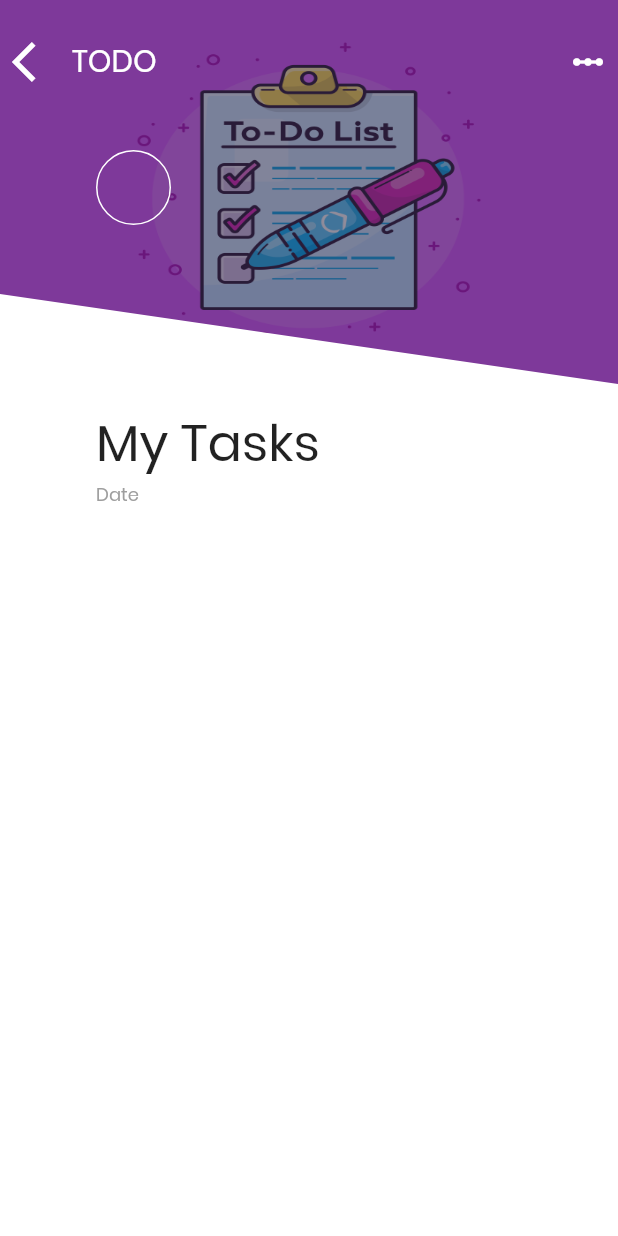
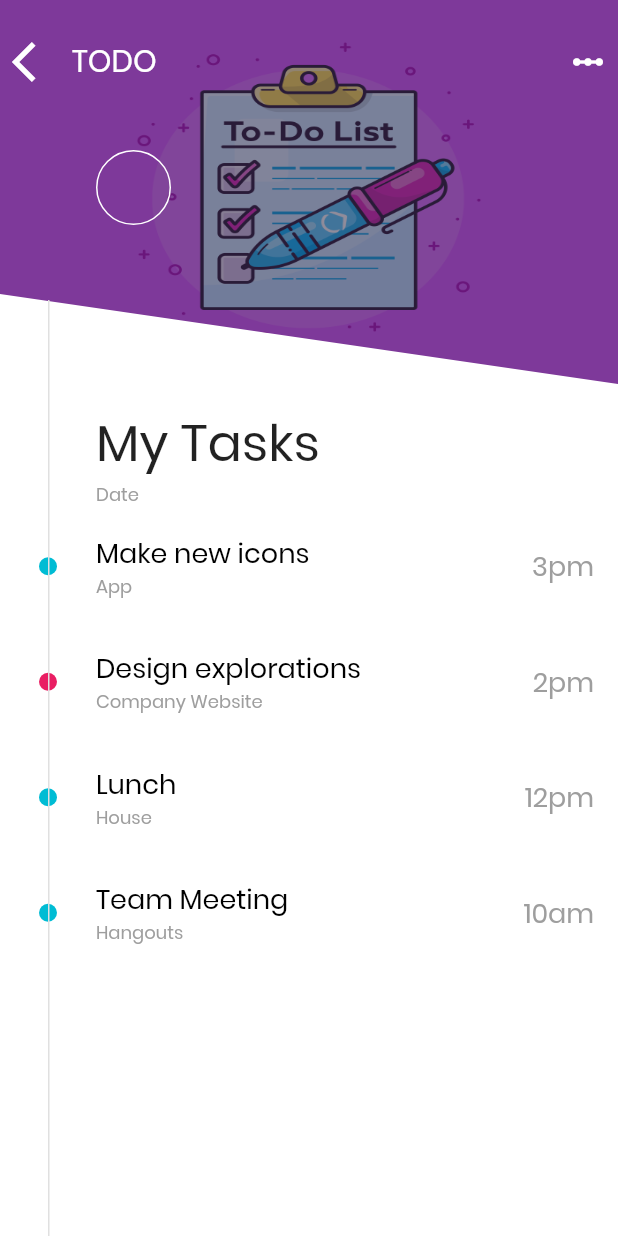
Before and after one commit to ritik-rathi/housewife, a Flutter app: the screen it shows after launch, on a phone screen of 412 x 824 dp. Run offline on Flutter 3.47's test engine with Material 2 defaults, Android fonts, the phone set to English and light mode, and no system bars; our stand-ins replace firebase_auth, gradient_widgets; missing offline and left inert: gradient_text; accounts and stored records are empty.

Commit message:
List is built

```diff
--- /dev/null
+++ b/lib/todo_list/task_row.dart
@@ -0,0 +1,55 @@
+import 'package:flutter/material.dart';
+import 'package:fun_app/todo_list/tasks.dart';
+
+class TaskRow extends StatefulWidget {
+  final Tasks task;
+  final double dotRadius = 12.0;
+
+  TaskRow({this.task, Key key}) : super(key: key);
+
+  @override
+  _TaskRowState createState() => _TaskRowState();
+}
+
+class _TaskRowState extends State<TaskRow> {
+  @override
+  Widget build(BuildContext context) {
+    return Padding(
+      padding: EdgeInsets.symmetric(vertical: 16.0),
+      child: Row(
+        children: <Widget>[
+          new Padding(
+            padding:
+                EdgeInsets.symmetric(horizontal: 32.0 - widget.dotRadius / 2),
+            child: Container(
+              height: widget.dotRadius,
+              width: widget.dotRadius,
+              decoration: BoxDecoration(
+                  shape: BoxShape.circle, color: widget.task.color),
+            ),
+          ),
+          new Expanded(
+            child: Column(
+              crossAxisAlignment: CrossAxisAlignment.start,
+              children: <Widget>[
+                new Text(
+                  widget.task.title,
+                  style: TextStyle(fontSize: 18.0, color: Colors.black),
+                ),
+                new Text(
+                  widget.task.category,
+                  style: TextStyle(fontSize: 12.0, color: Colors.grey),
+                )
+              ],
+            ),
+          ),
+          Padding(
+            padding: EdgeInsets.only(right: 16.0),
+            child: Text(widget.task.time,
+                style: TextStyle(fontSize: 18.0, color: Colors.grey)),
+          )
+        ],
+      ),
+    );
+  }
+}
--- a/lib/todo_list/tasks.dart
+++ b/lib/todo_list/tasks.dart
@@ -5,7 +5,34 @@ class Tasks {
   final String category;
   final String time;
   final Color color;
-  final bool isCompleted;
+  final bool completed;
 
-  Tasks({this.category, this.color, this.isCompleted, this.time, this.title});
+  Tasks({this.category, this.color, this.completed, this.time, this.title});
 }
+
+List<Tasks> tasks = [
+  new Tasks(
+      title: "Make new icons",
+      category: "App",
+      time: "3pm",
+      color: Colors.cyan,
+      completed: true),
+  new Tasks(
+      title: "Design explorations",
+      category: "Company Website",
+      time: "2pm",
+      color: Colors.pink,
+      completed: false),
+  new Tasks(
+      title: "Lunch",
+      category: "House",
+      time: "12pm",
+      color: Colors.cyan,
+      completed: true),
+  new Tasks(
+      title: "Team Meeting",
+      category: "Hangouts",
+      time: "10am",
+      color: Colors.cyan,
+      completed: true),
+];
--- a/lib/todo_list/todo_list.dart
+++ b/lib/todo_list/todo_list.dart
@@ -1,4 +1,33 @@
 import 'package:flutter/material.dart';
+import 'package:fun_app/todo_list/task_row.dart';
+import 'package:fun_app/todo_list/tasks.dart';
+
+List<Tasks> tasks = [
+  new Tasks(
+      title: "Make new icons",
+      category: "App",
+      time: "3pm",
+      color: Colors.cyan,
+      completed: true),
+  new Tasks(
+      title: "Design explorations",
+      category: "Company Website",
+      time: "2pm",
+      color: Colors.pink,
+      completed: false),
+  new Tasks(
+      title: "Lunch",
+      category: "House",
+      time: "12pm",
+      color: Colors.cyan,
+      completed: true),
+  new Tasks(
+      title: "Team Meeting",
+      category: "Hangouts",
+      time: "10am",
+      color: Colors.cyan,
+      completed: true),
+];
 
 class TodoList extends StatefulWidget {
   @override
@@ -27,11 +56,25 @@ class _TodoListState extends State<TodoList> {
               )),
           _buildHeaderIcons(),
           _buildProfileRow(),
-          _buildBottomPart()
+          _buildBottomPart(),
+          _buildTimeLine(),
+
         ],
       ),
     );
   }
+}
+
+Widget _buildList() {
+  return Expanded(
+    child: ListView(
+      children: tasks
+          .map((task) => TaskRow(
+                task: task,
+              ))
+          .toList(),
+    ),
+  );
 }
 
 // ! make the row to display photo and name of the person
@@ -44,9 +87,8 @@ Widget _buildProfileRow() {
           width: 50.0,
           height: 50.0,
           decoration: BoxDecoration(
-            border: Border.all(width: 1.0 , color: Colors.white),
-            borderRadius: BorderRadius.circular(25.0)
-          ),
+              border: Border.all(width: 1.0, color: Colors.white),
+              borderRadius: BorderRadius.circular(25.0)),
         )
       ],
     ),
@@ -80,11 +122,18 @@ Widget _buildListHeader() {
       ],
     ),
   );
-
 }
 
-Widget _buildList() {
-  return Container();
+Widget _buildTimeLine() {
+  return Positioned(
+    left: 32.0,
+    top: 200.0,
+    bottom: 0.0,
+    child: Container(
+      width: 1.0,
+      color: Colors.grey[300],
+    ),
+  );
 }
 
 Widget _buildHeaderIcons() {
```
